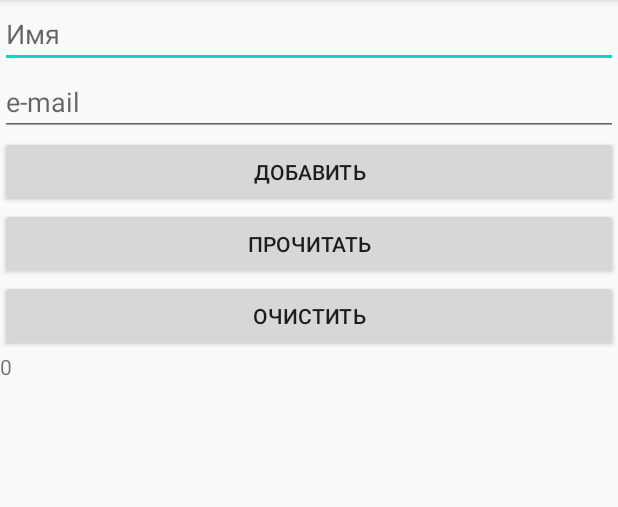
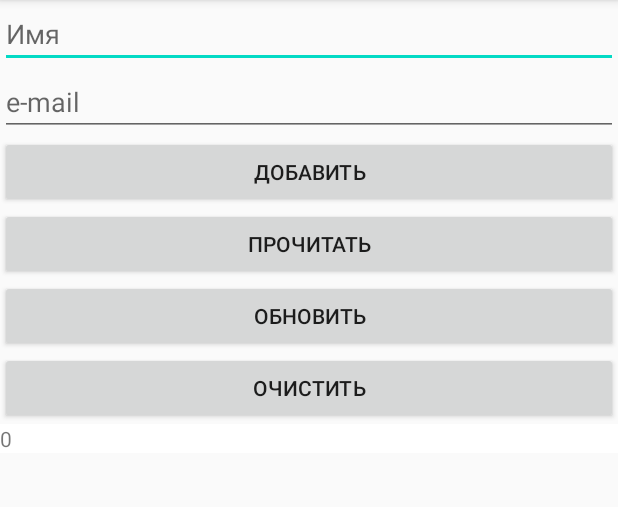
Before and after one commit to lavsexpert/politech_android, an Android app: the screen it shows after launch (MainActivity), after a tap on "ДОБАВИТЬ", on a phone screen of 412 x 824 dp, the part 84-591 px from its top. Run offline under Robolectric (Android 15) with nearby library versions, the phone set to English and light mode, and no system bars; our stand-ins replace Room's generated code.

Commit message:
Добавлено обновление выбранной записи, но пока некорректно работает

```diff
--- a/323/Room/app/src/main/java/ru/mospolytech/room/UserAdapter.java
+++ b/323/Room/app/src/main/java/ru/mospolytech/room/UserAdapter.java
@@ -1,9 +1,11 @@
 package ru.mospolytech.room;
 
 import android.content.Context;
+import android.graphics.Color;
 import android.view.LayoutInflater;
 import android.view.View;
 import android.view.ViewGroup;
+import android.widget.LinearLayout;
 import android.widget.TextView;
 
 import androidx.annotation.NonNull;
@@ -15,6 +17,8 @@ public class UserAdapter extends RecyclerView.Adapter<UserAdapter.ViewHolder> {
 
     private Context context;
     List<User> list;
+    private int selectedPosition;
+    private View selected;
 
     UserAdapter(Context context, List<User> list){
         this.context = context;
@@ -29,11 +33,33 @@ public class UserAdapter extends RecyclerView.Adapter<UserAdapter.ViewHolder> {
     }
 
     @Override
-    public void onBindViewHolder(@NonNull ViewHolder holder, int position) {
+    public void onBindViewHolder(@NonNull ViewHolder holder, final int position) {
+        ((MainActivity)context).position = position;
         User user = list.get(position);
         holder.textID.setText(String.valueOf(user.id));
         holder.textName.setText(user.name);
         holder.textEmail.setText(user.email);
+
+        holder.line.setOnClickListener(new View.OnClickListener() {
+            @Override
+            public void onClick(View v) {
+                if (selected != null){
+                    selected.setBackgroundColor(Color.WHITE);
+                }
+                v.setBackgroundColor(Color.CYAN);
+                selectedPosition = position;
+                selected = v;
+                ((MainActivity)context).position = selectedPosition;
+            }
+        });
+
+        holder.line.setSelected(selectedPosition == position);
+        if(selectedPosition == position && selected != null)
+            holder.line.setBackgroundColor(Color.CYAN);
+        else
+            holder.line.setBackgroundColor(Color.WHITE);
+
+
     }
 
     @Override
@@ -44,12 +70,14 @@ public class UserAdapter extends RecyclerView.Adapter<UserAdapter.ViewHolder> {
     class ViewHolder extends RecyclerView.ViewHolder{
 
         TextView textID, textName, textEmail;
+        LinearLayout line;
 
         ViewHolder(@NonNull View itemView) {
             super(itemView);
             textID = itemView.findViewById(R.id.textID);
             textName = itemView.findViewById(R.id.textName);
             textEmail = itemView.findViewById(R.id.textEmail);
+            line = itemView.findViewById(R.id.line);
         }
     }
 }
--- a/323/Room/app/src/main/java/ru/mospolytech/room/UserDao.java
+++ b/323/Room/app/src/main/java/ru/mospolytech/room/UserDao.java
@@ -20,6 +20,9 @@ public interface UserDao {
     @Query("SELECT COUNT(id) FROM user")
     int count();
 
+    @Query("SELECT * FROM user WHERE id = :id")
+    User readByID(int id);
+
     @Query("SELECT * FROM user WHERE name = :name")
     User readByName(String name);
 
--- a/323/Room/app/src/main/res/layout/activity_main.xml
+++ b/323/Room/app/src/main/res/layout/activity_main.xml
@@ -39,6 +39,13 @@
         android:text="@string/buttonRead" />
 
     <Button
+        android:id="@+id/buttonUpdate"
+        android:layout_width="match_parent"
+        android:layout_height="wrap_content"
+        android:onClick="onUpdateClick"
+        android:text="@string/buttonUpdate" />
+
+    <Button
         android:id="@+id/buttonClear"
         android:layout_width="match_parent"
         android:layout_height="wrap_content"
--- a/323/Room/app/src/main/res/layout/item.xml
+++ b/323/Room/app/src/main/res/layout/item.xml
@@ -1,5 +1,6 @@
 <?xml version="1.0" encoding="utf-8"?>
 <LinearLayout xmlns:android="http://schemas.android.com/apk/res/android"
+    android:id="@+id/line"
     android:layout_width="match_parent"
     android:layout_height="wrap_content"
     android:orientation="horizontal">
--- a/323/Room/app/src/main/res/values/strings.xml
+++ b/323/Room/app/src/main/res/values/strings.xml
@@ -6,4 +6,5 @@
     <string name="buttonRead">Прочитать</string>
     <string name="buttonClear">Очистить</string>
     <string name="version">Версия %1$s.%2$d</string>
+    <string name="buttonUpdate">Обновить</string>
 </resources>
```
Also changed, not shown: 323/Room/app/src/main/java/ru/mospolytech/room/MainActivity.java (+18 -0 lines).
